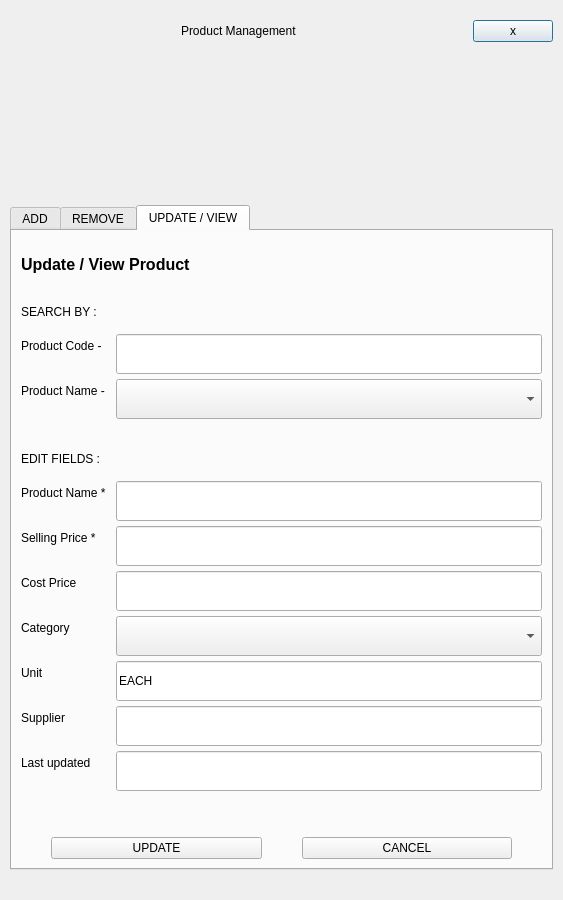
Old version of the form Project/ui/product_menu.ui in the repository Selvam-T/POS.
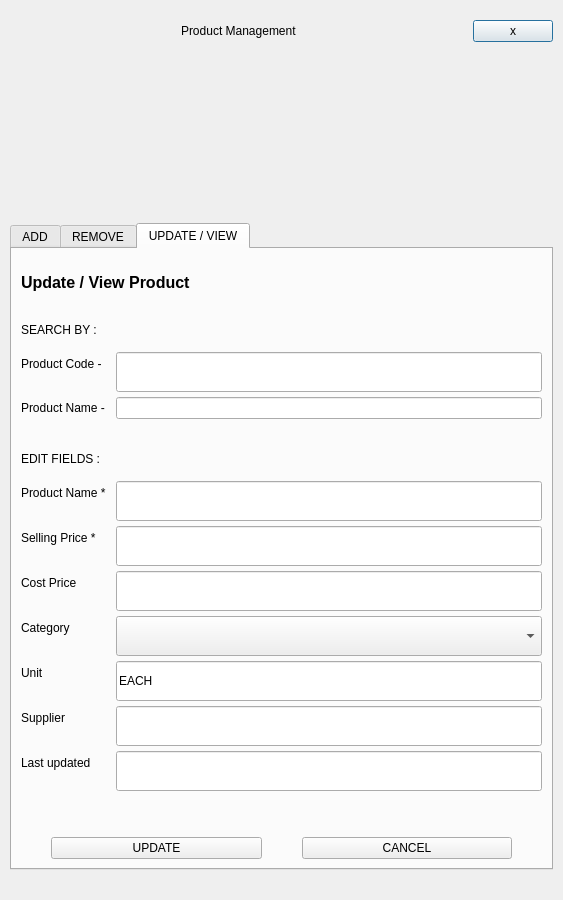
New version of the form.

Commit message: vegetable_menu refactored to use shared funcions. Added  report_exception helper to handle fallback, error_log, StatusBar messaging. Additional shared logic for placeholder text display. Auto_clear_on_correction rule added.

```diff
--- a/Project/ui/product_menu.ui
+++ b/Project/ui/product_menu.ui
@@ -484,16 +484,6 @@
            </property>
           </widget>
          </item>
-         <item row="2" column="1">
-          <widget class="QComboBox" name="removeSearchComboBox">
-           <property name="minimumSize">
-            <size>
-             <width>0</width>
-             <height>40</height>
-            </size>
-           </property>
-          </widget>
-         </item>
          <item row="3" column="0">
           <spacer name="verticalSpacer_8">
            <property name="orientation">
@@ -634,6 +624,9 @@
            </property>
           </widget>
          </item>
+         <item row="2" column="1">
+          <widget class="QLineEdit" name="removeNameSearchLineEdit"/>
+         </item>
         </layout>
        </item>
        <item>
@@ -832,16 +825,6 @@
            </property>
           </widget>
          </item>
-         <item row="3" column="1">
-          <widget class="QComboBox" name="updateSearchComboBox">
-           <property name="minimumSize">
-            <size>
-             <width>0</width>
-             <height>40</height>
-            </size>
-           </property>
-          </widget>
-         </item>
          <item row="4" column="0">
           <spacer name="verticalSpacer_3">
            <property name="orientation">
@@ -1041,6 +1024,9 @@
            </property>
           </spacer>
          </item>
+         <item row="3" column="1">
+          <widget class="QLineEdit" name="updateNameSearchLineEdit"/>
+         </item>
         </layout>
        </item>
        <item>
```
Left out of the diff: 12 changed lines with no effect on the pictures. The commit also changes 35 other files.
